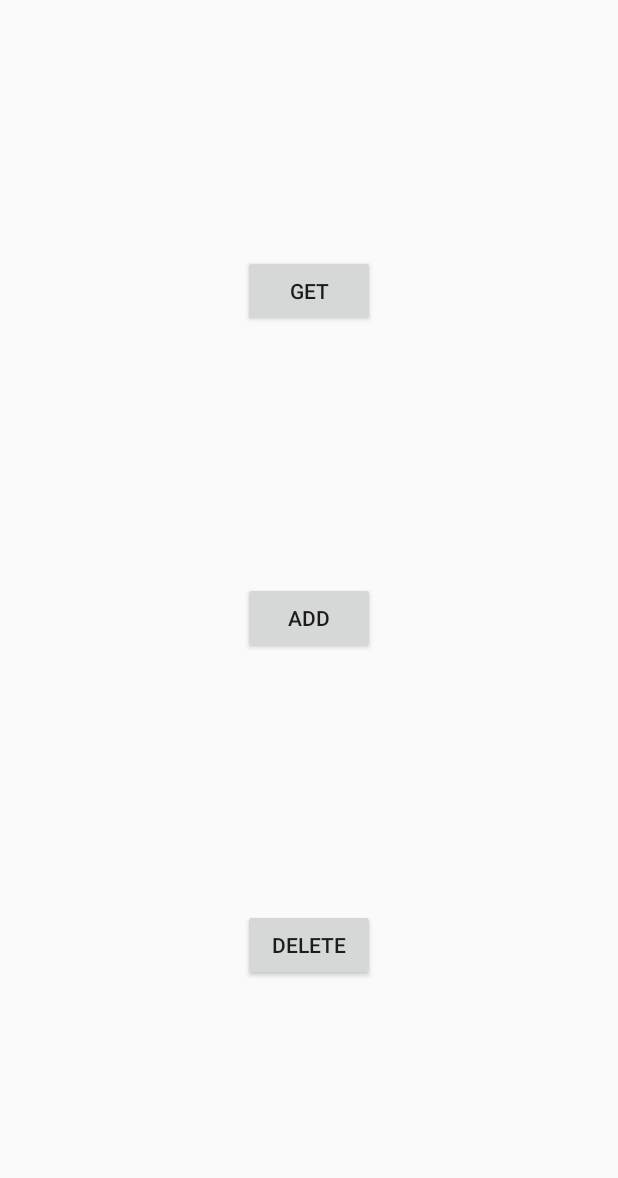
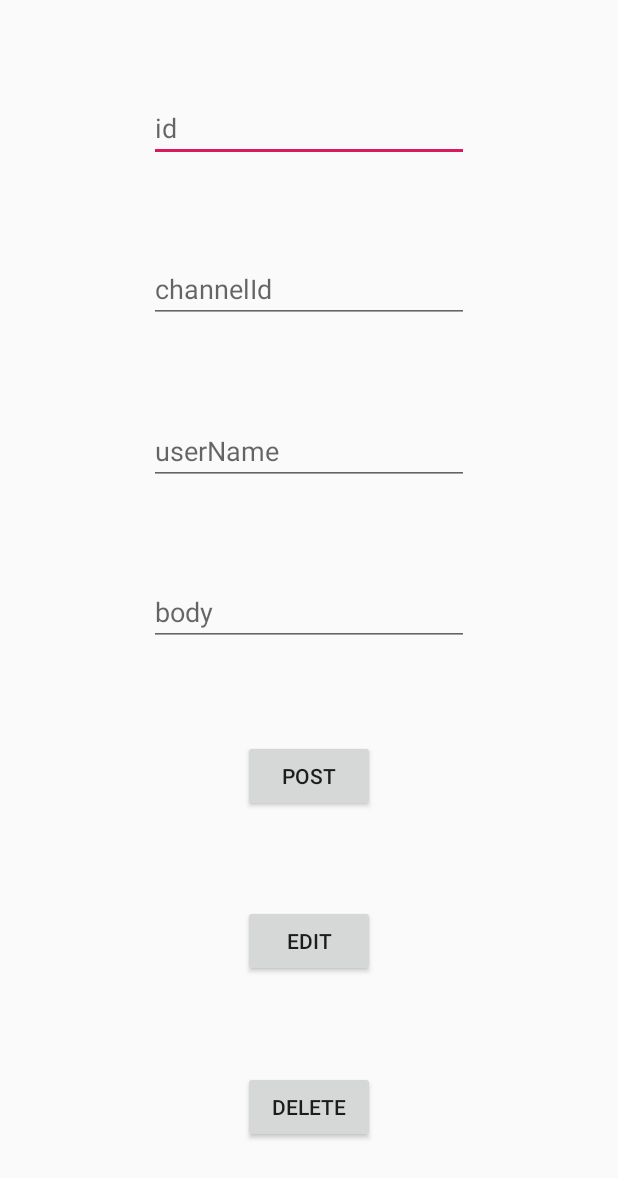
Before and after one commit to Kaizer22/Dogfriendly_StudProject, an Android app: the layout activity_test.xml on its own in the app's theme, with its tools: preview values and no code run, on a phone screen of 412 x 824 dp. Shown: the top 1178 px of the screen. Run offline under Robolectric (Android 15) with nearby library versions, the phone set to English and light mode, and no system bars.

```diff
--- a/data/src/main/java/com/lanit_tercom/dogfriendly_studproject/data/firebase/message/FirebaseMessageEntityStore.java
+++ b/data/src/main/java/com/lanit_tercom/dogfriendly_studproject/data/firebase/message/FirebaseMessageEntityStore.java
@@ -116,8 +116,7 @@ public class FirebaseMessageEntityStore implements MessageEntityStore {
     public void editMessage(MessageEntity messageEntity, MessageEditCallback messageEditCallback) {
         String id = messageEntity.getId();
         String channelId = messageEntity.getChannelId();
-        String body = messageEntity.getBody();
-        referenceDatabase.child(CHILD_MESSAGES).child(channelId).child(id).child("body").setValue(body).addOnSuccessListener(new OnSuccessListener<Void>() {
+        referenceDatabase.child(CHILD_MESSAGES).child(channelId).child(id).setValue(messageEntity).addOnSuccessListener(new OnSuccessListener<Void>() {
             @Override
             public void onSuccess(Void aVoid) {
                 messageEditCallback.onMessageEdited();
--- a/data/src/main/java/com/lanit_tercom/dogfriendly_studproject/data/firebase/message/MessageEntityStore.java
+++ b/data/src/main/java/com/lanit_tercom/dogfriendly_studproject/data/firebase/message/MessageEntityStore.java
@@ -45,9 +45,9 @@ public interface MessageEntityStore {
 
     void getMessage(String id, MessageDetailCallback messageDetailCallback);
 
-    void postMessage(MessageEntity messageEntity, MessagePostCallback messageCreateCallback);
+    void postMessage(MessageEntity messageEntity, MessagePostCallback messagePostCallback);
 
-    void editMessage(MessageEntity messageEntity, MessageEditCallback messageUpdateCallback);
+    void editMessage(MessageEntity messageEntity, MessageEditCallback messageEditCallback);
 
     void deleteMessage(MessageEntity messageEntity, MessageDeleteCallback messageDeleteCallback);
 }
--- a/presentation/src/main/AndroidManifest.xml
+++ b/presentation/src/main/AndroidManifest.xml
@@ -10,14 +10,14 @@
         android:supportsRtl="true"
         android:theme="@style/AppTheme">
         <activity android:name=".ui.TestActivity">
-
-        </activity>
-        <activity android:name=".ui.activity.UserSignInActivity">
             <intent-filter>
                 <action android:name="android.intent.action.MAIN" />
 
                 <category android:name="android.intent.category.LAUNCHER" />
             </intent-filter>
+        </activity>
+        <activity android:name=".ui.activity.UserSignInActivity">
+
         </activity>
         <activity android:name=".ui.activity.UserSignUpActivity" />
         <activity android:name=".ui.activity.UserMapActivity" />
--- a/presentation/src/main/res/layout/activity_test.xml
+++ b/presentation/src/main/res/layout/activity_test.xml
@@ -9,14 +9,15 @@
 
 
     <Button
-        android:id="@+id/button_add"
+        android:id="@+id/button_post"
         android:layout_width="wrap_content"
         android:layout_height="wrap_content"
-        android:text="ADD"
-        app:layout_constraintBottom_toTopOf="@+id/button_delete"
+        android:text="post"
+        app:layout_constraintBottom_toTopOf="@+id/button_edit"
         app:layout_constraintEnd_toEndOf="parent"
+        app:layout_constraintHorizontal_bias="0.5"
         app:layout_constraintStart_toStartOf="parent"
-        app:layout_constraintTop_toBottomOf="@+id/button_get" />
+        app:layout_constraintTop_toBottomOf="@+id/editText_body" />
 
     <Button
         android:id="@+id/button_delete"
@@ -25,18 +26,71 @@
         android:text="DELETE"
         app:layout_constraintBottom_toBottomOf="parent"
         app:layout_constraintEnd_toEndOf="parent"
+        app:layout_constraintHorizontal_bias="0.5"
         app:layout_constraintStart_toStartOf="parent"
-        app:layout_constraintTop_toBottomOf="@+id/button_add" />
+        app:layout_constraintTop_toBottomOf="@+id/button_edit" />
 
     <Button
-        android:id="@+id/button_get"
+        android:id="@+id/button_edit"
         android:layout_width="wrap_content"
         android:layout_height="wrap_content"
-        android:text="GET"
-        app:layout_constraintBottom_toTopOf="@+id/button_add"
+        android:text="edit"
+        app:layout_constraintBottom_toTopOf="@+id/button_delete"
         app:layout_constraintEnd_toEndOf="parent"
+        app:layout_constraintHorizontal_bias="0.5"
         app:layout_constraintStart_toStartOf="parent"
-        app:layout_constraintTop_toTopOf="parent"
-        app:layout_constraintVertical_chainStyle="spread" />
+        app:layout_constraintTop_toBottomOf="@+id/button_post" />
+
+    <EditText
+        android:id="@+id/editText_id"
+        android:layout_width="wrap_content"
+        android:layout_height="wrap_content"
+        android:ems="10"
+        android:hint="id"
+        android:inputType="textPersonName"
+        app:layout_constraintBottom_toTopOf="@+id/editText_channelId"
+        app:layout_constraintEnd_toEndOf="parent"
+        app:layout_constraintHorizontal_bias="0.5"
+        app:layout_constraintStart_toStartOf="parent"
+        app:layout_constraintTop_toTopOf="parent" />
+
+    <EditText
+        android:id="@+id/editText_channelId"
+        android:layout_width="wrap_content"
+        android:layout_height="wrap_content"
+        android:ems="10"
+        android:hint="channelId"
+        android:inputType="textPersonName"
+        app:layout_constraintBottom_toTopOf="@+id/editText_userName"
+        app:layout_constraintEnd_toEndOf="parent"
+        app:layout_constraintHorizontal_bias="0.5"
+        app:layout_constraintStart_toStartOf="parent"
+        app:layout_constraintTop_toBottomOf="@+id/editText_id" />
+
+    <EditText
+        android:id="@+id/editText_userName"
+        android:layout_width="wrap_content"
+        android:layout_height="wrap_content"
+        android:ems="10"
+        android:hint="userName"
+        android:inputType="textPersonName"
+        app:layout_constraintBottom_toTopOf="@+id/editText_body"
+        app:layout_constraintEnd_toEndOf="parent"
+        app:layout_constraintHorizontal_bias="0.5"
+        app:layout_constraintStart_toStartOf="parent"
+        app:layout_constraintTop_toBottomOf="@+id/editText_channelId" />
+
+    <EditText
+        android:id="@+id/editText_body"
+        android:layout_width="wrap_content"
+        android:layout_height="wrap_content"
+        android:ems="10"
+        android:hint="body"
+        android:inputType="textPersonName"
+        app:layout_constraintBottom_toTopOf="@+id/button_post"
+        app:layout_constraintEnd_toEndOf="parent"
+        app:layout_constraintHorizontal_bias="0.5"
+        app:layout_constraintStart_toStartOf="parent"
+        app:layout_constraintTop_toBottomOf="@+id/editText_userName" />
 
 </androidx.constraintlayout.widget.ConstraintLayout>
```
Also changed, not shown: data/src/main/java/com/lanit_tercom/dogfriendly_studproject/data/exception/MessageListException.java (added, +19 -0 lines), data/src/main/java/com/lanit_tercom/dogfriendly_studproject/data/mapper/MessageEntityDtoMapper.java (added, +54 -0 lines), data/src/main/java/com/lanit_tercom/dogfriendly_studproject/data/repository/MessageRepositoryImpl.java (added, +115 -0 lines), presentation/src/main/java/com/lanit_tercom/dogfriendly_studproject/ui/TestActivity.kt (+36 -56 lines).
